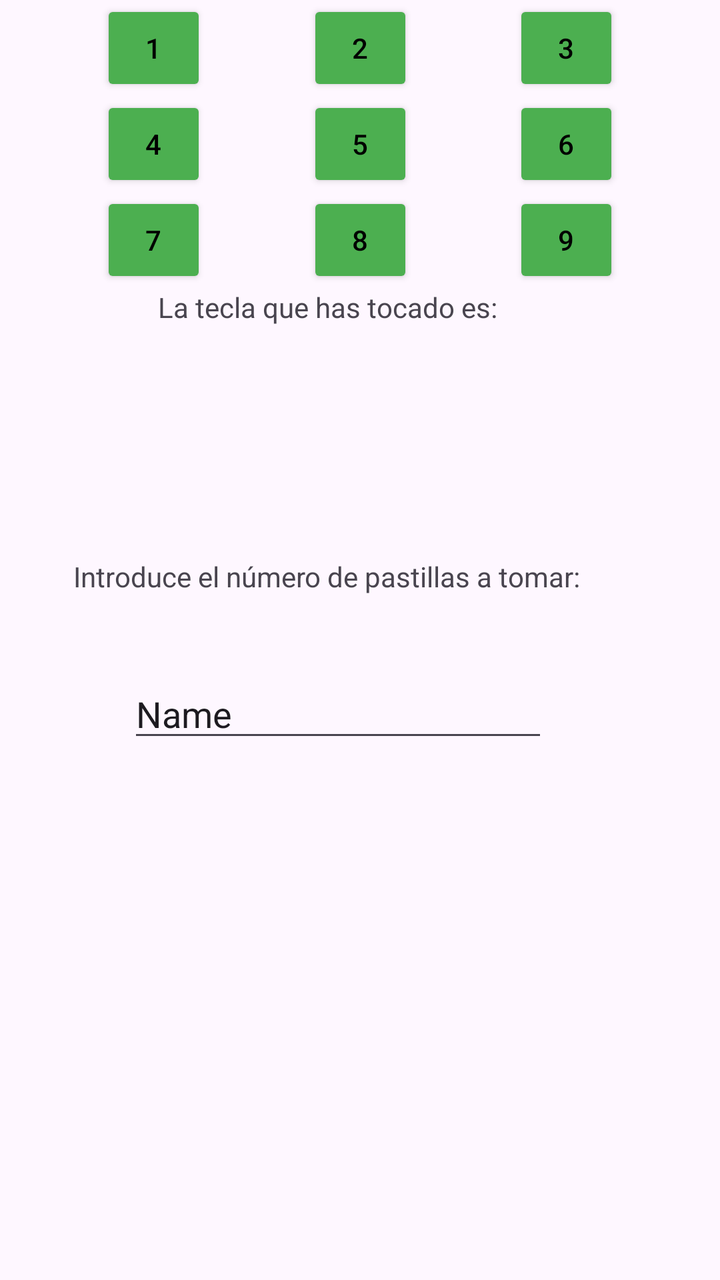
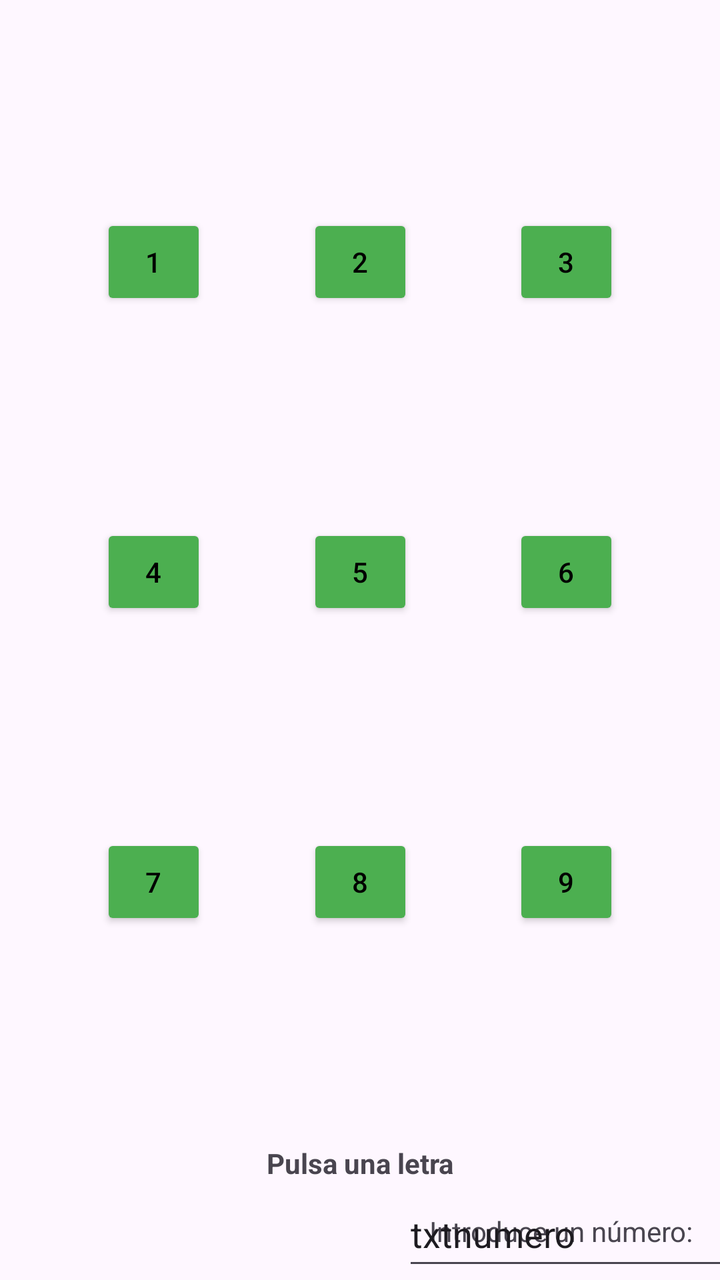

An Android layout rendered at two revisions. The XML below is the earlier revision; the diff shows what the commit changed to produce the second picture.
<!-- AndroidManifest.xml: application theme Theme.ElPastillero -->
<!-- res/layout/activity3.xml -->
<?xml version="1.0" encoding="utf-8"?>
<androidx.constraintlayout.widget.ConstraintLayout xmlns:android="http://schemas.android.com/apk/res/android"
    xmlns:app="http://schemas.android.com/apk/res-auto"
    xmlns:tools="http://schemas.android.com/tools"
    android:id="@+id/main"
    android:layout_width="match_parent"
    android:layout_height="match_parent"
    tools:context=".Activity_3">


    <Button
        android:id="@+id/btn3"
        android:layout_width="53dp"
        android:layout_height="48dp"
        android:backgroundTint="#4CAF50"
        android:gravity="center"
        android:padding="10dp"
        android:text="@string/_3"
        android:textColor="@color/black"
        android:textSize="14sp"
        app:layout_constraintBottom_toTopOf="@+id/btn6"
        app:layout_constraintEnd_toEndOf="parent"
        app:layout_constraintStart_toEndOf="@+id/btn2"
        app:layout_constraintTop_toTopOf="parent" />

    <Button
        android:id="@+id/btn1"
        android:layout_width="53dp"
        android:layout_height="48dp"
        android:backgroundTint="#4CAF50"
        android:gravity="center"
        android:padding="10dp"
        android:text="@string/_1"
        android:textColor="@color/black"
        android:textSize="14sp"
        app:layout_constraintBottom_toTopOf="@+id/btn4"
        app:layout_constraintEnd_toStartOf="@+id/btn2"
        app:layout_constraintStart_toStartOf="parent"
        app:layout_constraintTop_toTopOf="parent"/>

    <Button
        android:id="@+id/btn2"
        android:layout_width="53dp"
        android:layout_height="48dp"
        android:backgroundTint="#4CAF50"
        android:gravity="center"
        android:padding="10dp"
        android:text="@string/_2"
        android:textColor="@color/black"
        android:textSize="14sp"
        app:layout_constraintBottom_toTopOf="@+id/btn5"
        app:layout_constraintEnd_toStartOf="@+id/btn3"
        app:layout_constraintStart_toEndOf="@+id/btn1"
        app:layout_constraintTop_toTopOf="parent"
        />


    <Button
        android:id="@+id/btn4"
        android:layout_width="53dp"
        android:layout_height="48dp"
        android:backgroundTint="#4CAF50"
        android:gravity="center"
        android:padding="10dp"
        android:text="@string/_4"
        android:textColor="@color/black"

        android:textSize="14sp"
        app:layout_constraintStart_toStartOf="parent"
        app:layout_constraintTop_toBottomOf="@id/btn1"
        app:layout_constraintEnd_toStartOf="@id/btn5"
        app:layout_constraintBottom_toTopOf="@id/btn7"
        tools:layout_editor_absoluteY="101dp" />

    <Button
        android:id="@+id/btn5"
        android:layout_width="53dp"
        android:layout_height="48dp"
        android:backgroundTint="#4CAF50"
        android:gravity="center"
        android:padding="10dp"
        android:text="@string/_5"
        android:textColor="@color/black"
        android:textSize="14sp"
        app:layout_constraintBottom_toTopOf="@+id/btn8"
        app:layout_constraintStart_toEndOf="@id/btn4"
        app:layout_constraintEnd_toStartOf="@id/btn6"
        app:layout_constraintTop_toBottomOf="@id/btn2"
        tools:layout_editor_absoluteX="95dp" />

    <Button
        android:id="@+id/btn6"
        android:layout_width="53dp"
        android:layout_height="48dp"
        android:backgroundTint="#4CAF50"
        android:gravity="center"
        android:padding="10dp"
        android:text="@string/ç"
        android:textColor="@color/black"
        android:textSize="14sp"
        app:layout_constraintBottom_toTopOf="@+id/btn9"
        app:layout_constraintEnd_toEndOf="parent"
        app:layout_constraintStart_toEndOf="@+id/btn5"
        app:layout_constraintTop_toBottomOf="@id/btn3"/>

    <Button
        android:id="@+id/btn7"
        android:layout_width="53dp"
        android:layout_height="48dp"
        android:backgroundTint="#4CAF50"
        android:gravity="center"
        android:padding="10dp"
        android:text="@string/_7"
        android:textColor="@color/black"
        android:textSize="14sp"
        app:layout_constraintEnd_toStartOf="@+id/btn8"
        app:layout_constraintTop_toBottomOf="@id/btn4"
        app:layout_constraintBottom_toTopOf="@id/textView3"
        app:layout_constraintStart_toStartOf="parent"/>

    <Button
        android:id="@+id/btn8"
        android:layout_width="53dp"
        android:layout_height="48dp"
        android:backgroundTint="#4CAF50"
        android:gravity="center"
        android:padding="10dp"
        android:text="@string/_8"
        android:textColor="@color/black"
        android:textSize="14sp"
        app:layout_constraintTop_toBottomOf="@id/btn5"
        app:layout_constraintBottom_toTopOf="@id/textView3"
        app:layout_constraintStart_toEndOf="@id/btn7"
        app:layout_constraintEnd_toStartOf="@id/btn9"
        />

    <Button
        android:id="@+id/btn9"
        android:layout_width="53dp"
        android:layout_height="48dp"
        android:backgroundTint="#4CAF50"
        android:gravity="center"
        android:padding="10dp"
        android:text="@string/_9"
        android:textColor="@color/black"
        android:textSize="14sp"
        app:layout_constraintTop_toBottomOf="@id/btn6"
        app:layout_constraintBottom_toTopOf="@id/textView3"
        app:layout_constraintStart_toEndOf="@id/btn8"
        app:layout_constraintEnd_toEndOf="parent"/>

    <TextView
        android:id="@+id/textView3"
        android:layout_width="202dp"
        android:layout_height="27dp"
        android:text="La tecla que has tocado es: "
        app:layout_constraintEnd_toEndOf="parent"
        app:layout_constraintStart_toStartOf="parent"
        app:layout_constraintTop_toBottomOf="@id/btn8"
        tools:ignore="TextSizeCheck" />

    <TextView
        android:id="@+id/textView"
        android:layout_width="287dp"
        android:layout_height="28dp"
        android:layout_marginBottom="28dp"
        android:text="Introduce el número de pastillas a tomar: "
        app:layout_constraintBottom_toTopOf="@+id/nPastillas"
        app:layout_constraintEnd_toEndOf="parent"
        app:layout_constraintStart_toStartOf="parent"
        tools:ignore="TextSizeCheck" />

    <EditText
        android:id="@+id/nPastillas"
        android:layout_width="wrap_content"
        android:layout_height="wrap_content"
        android:layout_marginBottom="264dp"
        android:ems="10"
        android:inputType="text"
        android:text="Name"
        app:layout_constraintBottom_toBottomOf="parent"
        app:layout_constraintEnd_toEndOf="parent"
        app:layout_constraintHorizontal_bias="0.427"
        app:layout_constraintStart_toStartOf="parent" />

</androidx.constraintlayout.widget.ConstraintLayout>
<!-- resources referenced by this layout -->
<resources>
  <color name="black">#FF000000</color>
  <string name="_1">1</string>
  <string name="_2">2</string>
  <string name="_3">3</string>
  <string name="_4">4</string>
  <string name="_5">5</string>
  <string name="_7">7</string>
  <string name="_8">8</string>
  <string name="_9">9</string>
  <style name="Theme.ElPastillero" parent="Base.Theme.ElPastillero" />
  <style name="Base.Theme.ElPastillero" parent="Theme.Material3.DayNight.NoActionBar">
          
          
      </style>
</resources>

<!-- the commit's change to res/layout/activity3.xml (unified diff, before → after) -->
@@ -6,6 +6,36 @@
     android:layout_width="match_parent"
     android:layout_height="match_parent"
     tools:context=".Activity_3">
+
+    <Button
+        android:id="@+id/btn1"
+        android:layout_width="53dp"
+        android:layout_height="48dp"
+        android:backgroundTint="#4CAF50"
+        android:gravity="center"
+        android:padding="10dp"
+        android:text="@string/_1"
+        android:textColor="@color/black"
+        android:textSize="14sp"
+        app:layout_constraintBottom_toTopOf="@id/btn4"
+        app:layout_constraintLeft_toLeftOf="parent"
+        app:layout_constraintRight_toLeftOf="@id/btn2"
+        app:layout_constraintTop_toTopOf="parent"/>
+
+    <Button
+        android:id="@+id/btn2"
+        android:layout_width="53dp"
+        android:layout_height="48dp"
+        android:backgroundTint="#4CAF50"
+        android:gravity="center"
+        android:padding="10dp"
+        android:text="@string/_2"
+        android:textColor="@color/black"
+        android:textSize="14sp"
+        app:layout_constraintBottom_toTopOf="@id/btn5"
+        app:layout_constraintLeft_toRightOf="@id/btn1"
+        app:layout_constraintRight_toLeftOf="@id/btn3"
+        app:layout_constraintTop_toTopOf="parent"/>
 
 
     <Button
@@ -18,41 +48,10 @@
         android:text="@string/_3"
         android:textColor="@color/black"
         android:textSize="14sp"
-        app:layout_constraintBottom_toTopOf="@+id/btn6"
-        app:layout_constraintEnd_toEndOf="parent"
-        app:layout_constraintStart_toEndOf="@+id/btn2"
-        app:layout_constraintTop_toTopOf="parent" />
-
-    <Button
-        android:id="@+id/btn1"
-        android:layout_width="53dp"
-        android:layout_height="48dp"
-        android:backgroundTint="#4CAF50"
-        android:gravity="center"
-        android:padding="10dp"
-        android:text="@string/_1"
-        android:textColor="@color/black"
-        android:textSize="14sp"
-        app:layout_constraintBottom_toTopOf="@+id/btn4"
-        app:layout_constraintEnd_toStartOf="@+id/btn2"
-        app:layout_constraintStart_toStartOf="parent"
+        app:layout_constraintBottom_toTopOf="@id/btn6"
+        app:layout_constraintLeft_toRightOf="@id/btn2"
+        app:layout_constraintRight_toRightOf="parent"
         app:layout_constraintTop_toTopOf="parent"/>
-
-    <Button
-        android:id="@+id/btn2"
-        android:layout_width="53dp"
-        android:layout_height="48dp"
-        android:backgroundTint="#4CAF50"
-        android:gravity="center"
-        android:padding="10dp"
-        android:text="@string/_2"
-        android:textColor="@color/black"
-        android:textSize="14sp"
-        app:layout_constraintBottom_toTopOf="@+id/btn5"
-        app:layout_constraintEnd_toStartOf="@+id/btn3"
-        app:layout_constraintStart_toEndOf="@+id/btn1"
-        app:layout_constraintTop_toTopOf="parent"
-        />
 
 
     <Button
@@ -64,13 +63,11 @@
         android:padding="10dp"
         android:text="@string/_4"
         android:textColor="@color/black"
-
         android:textSize="14sp"
-        app:layout_constraintStart_toStartOf="parent"
-        app:layout_constraintTop_toBottomOf="@id/btn1"
-        app:layout_constraintEnd_toStartOf="@id/btn5"
         app:layout_constraintBottom_toTopOf="@id/btn7"
-        tools:layout_editor_absoluteY="101dp" />
+        app:layout_constraintLeft_toLeftOf="parent"
+        app:layout_constraintRight_toLeftOf="@id/btn5"
+        app:layout_constraintTop_toBottomOf="@id/btn1"/>
 
     <Button
         android:id="@+id/btn5"
@@ -82,11 +79,11 @@
         android:text="@string/_5"
         android:textColor="@color/black"
         android:textSize="14sp"
-        app:layout_constraintBottom_toTopOf="@+id/btn8"
-        app:layout_constraintStart_toEndOf="@id/btn4"
-        app:layout_constraintEnd_toStartOf="@id/btn6"
-        app:layout_constraintTop_toBottomOf="@id/btn2"
-        tools:layout_editor_absoluteX="95dp" />
+        app:layout_constraintBottom_toTopOf="@id/btn8"
+        app:layout_constraintLeft_toRightOf="@id/btn4"
+        app:layout_constraintRight_toLeftOf="@id/btn6"
+        app:layout_constraintTop_toBottomOf="@id/btn2"/>
+
 
     <Button
         android:id="@+id/btn6"
@@ -95,13 +92,14 @@
         android:backgroundTint="#4CAF50"
         android:gravity="center"
         android:padding="10dp"
-        android:text="@string/ç"
+        android:text="6"
         android:textColor="@color/black"
         android:textSize="14sp"
-        app:layout_constraintBottom_toTopOf="@+id/btn9"
-        app:layout_constraintEnd_toEndOf="parent"
-        app:layout_constraintStart_toEndOf="@+id/btn5"
+        app:layout_constraintBottom_toTopOf="@id/btn9"
+        app:layout_constraintLeft_toRightOf="@id/btn5"
+        app:layout_constraintRight_toRightOf="parent"
         app:layout_constraintTop_toBottomOf="@id/btn3"/>
+
 
     <Button
         android:id="@+id/btn7"
@@ -113,10 +111,10 @@
         android:text="@string/_7"
         android:textColor="@color/black"
         android:textSize="14sp"
-        app:layout_constraintEnd_toStartOf="@+id/btn8"
-        app:layout_constraintTop_toBottomOf="@id/btn4"
-        app:layout_constraintBottom_toTopOf="@id/textView3"
-        app:layout_constraintStart_toStartOf="parent"/>
+        app:layout_constraintBottom_toTopOf="@id/teclaPulsada"
+        app:layout_constraintLeft_toLeftOf="parent"
+        app:layout_constraintRight_toLeftOf="@id/btn8"
+        app:layout_constraintTop_toBottomOf="@id/btn4"/>
 
     <Button
         android:id="@+id/btn8"
@@ -128,11 +126,11 @@
         android:text="@string/_8"
         android:textColor="@color/black"
         android:textSize="14sp"
-        app:layout_constraintTop_toBottomOf="@id/btn5"
-        app:layout_constraintBottom_toTopOf="@id/textView3"
-        app:layout_constraintStart_toEndOf="@id/btn7"
-        app:layout_constraintEnd_toStartOf="@id/btn9"
-        />
+        app:layout_constraintBottom_toTopOf="@id/teclaPulsada"
+        app:layout_constraintLeft_toRightOf="@id/btn7"
+        app:layout_constraintRight_toLeftOf="@id/btn9"
+        app:layout_constraintTop_toBottomOf="@id/btn5"/>
+
 
     <Button
         android:id="@+id/btn9"
@@ -144,43 +142,52 @@
         android:text="@string/_9"
         android:textColor="@color/black"
         android:textSize="14sp"
+        app:layout_constraintBottom_toTopOf="@id/teclaPulsada"
+        app:layout_constraintLeft_toRightOf="@id/btn8"
+        app:layout_constraintRight_toRightOf="parent"
         app:layout_constraintTop_toBottomOf="@id/btn6"
-        app:layout_constraintBottom_toTopOf="@id/textView3"
-        app:layout_constraintStart_toEndOf="@id/btn8"
-        app:layout_constraintEnd_toEndOf="parent"/>
+        />
 
     <TextView
-        android:id="@+id/textView3"
-        android:layout_width="202dp"
-        android:layout_height="27dp"
-        android:text="La tecla que has tocado es: "
-        app:layout_constraintEnd_toEndOf="parent"
-        app:layout_constraintStart_toStartOf="parent"
-        app:layout_constraintTop_toBottomOf="@id/btn8"
-        tools:ignore="TextSizeCheck" />
+        android:id="@+id/teclaPulsada"
+        android:layout_width="wrap_content"
+        android:layout_height="wrap_content"
+        android:text="Pulsa una letra"
+        android:textSize="14sp"
+        android:textStyle="bold"
+        app:layout_constraintBottom_toTopOf="@id/txtnumero"
+        app:layout_constraintLeft_toLeftOf="parent"
+        app:layout_constraintRight_toRightOf="parent"
+        app:layout_constraintTop_toBottomOf="@id/btn8" />
 
     <TextView
-        android:id="@+id/textView"
-        android:layout_width="287dp"
-        android:layout_height="28dp"
-        android:layout_marginBottom="28dp"
-        android:text="Introduce el número de pastillas a tomar: "
-        app:layout_constraintBottom_toTopOf="@+id/nPastillas"
-        app:layout_constraintEnd_toEndOf="parent"
-        app:layout_constraintStart_toStartOf="parent"
-        tools:ignore="TextSizeCheck" />
+        android:id="@+id/labelnumero"
+        android:layout_width="wrap_content"
+        android:layout_height="wrap_content"
+        android:text="Introduce un número:"
+        tools:layout_editor_absoluteX="43dp"
+        tools:layout_editor_absoluteY="673dp"
+        app:layout_constraintTop_toBottomOf="parent"
+        app:layout_constraintBottom_toBottomOf="@id/teclaPulsada"
+        app:layout_constraintLeft_toRightOf="parent"
+        app:layout_constraintRight_toLeftOf="@+id/txtnumero"
+        />
 
     <EditText
-        android:id="@+id/nPastillas"
-        android:layout_width="wrap_content"
-        android:layout_height="wrap_content"
-        android:layout_marginBottom="264dp"
+        android:id="@+id/txtnumero"
+        android:layout_width="172dp"
+        android:layout_height="49dp"
         android:ems="10"
         android:inputType="text"
-        android:text="Name"
-        app:layout_constraintBottom_toBottomOf="parent"
-        app:layout_constraintEnd_toEndOf="parent"
-        app:layout_constraintHorizontal_bias="0.427"
-        app:layout_constraintStart_toStartOf="parent" />
+        android:text="txtnumero"
+        tools:layout_editor_absoluteX="195dp"
+        tools:layout_editor_absoluteY="659dp"
+        app:layout_constraintTop_toBottomOf="parent"
+        app:layout_constraintBottom_toBottomOf="@id/teclaPulsada"
+        app:layout_constraintLeft_toRightOf="parent"
+        app:layout_constraintRight_toLeftOf="@id/labelnumero"
+
+        />
+
 
 </androidx.constraintlayout.widget.ConstraintLayout>
